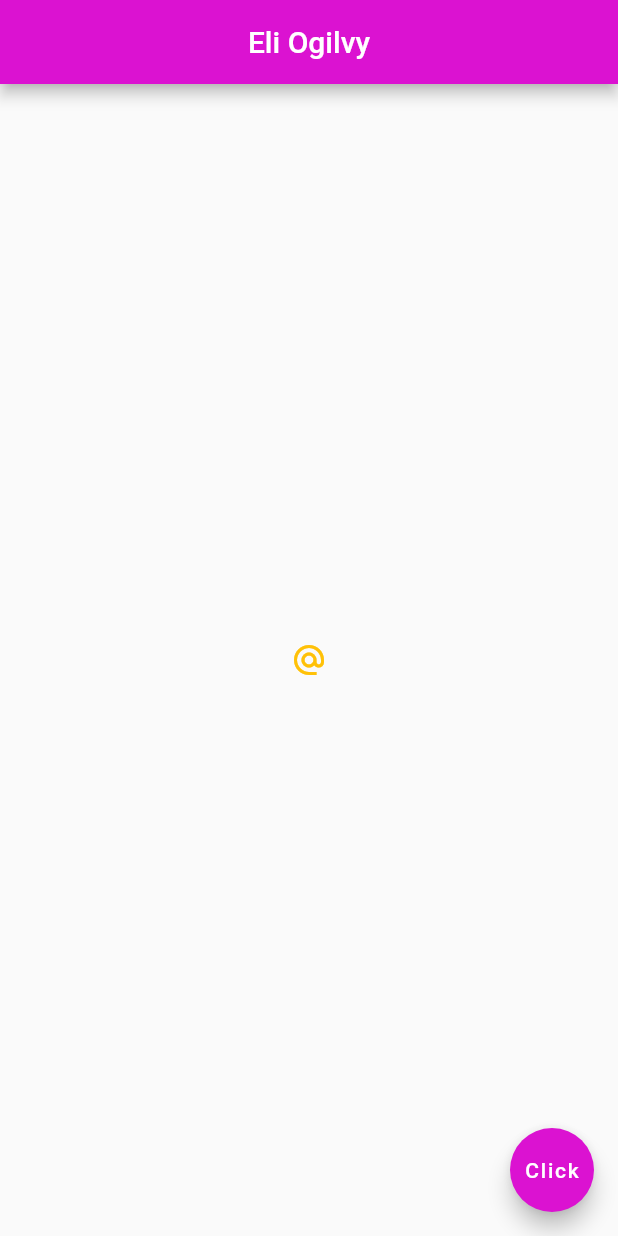
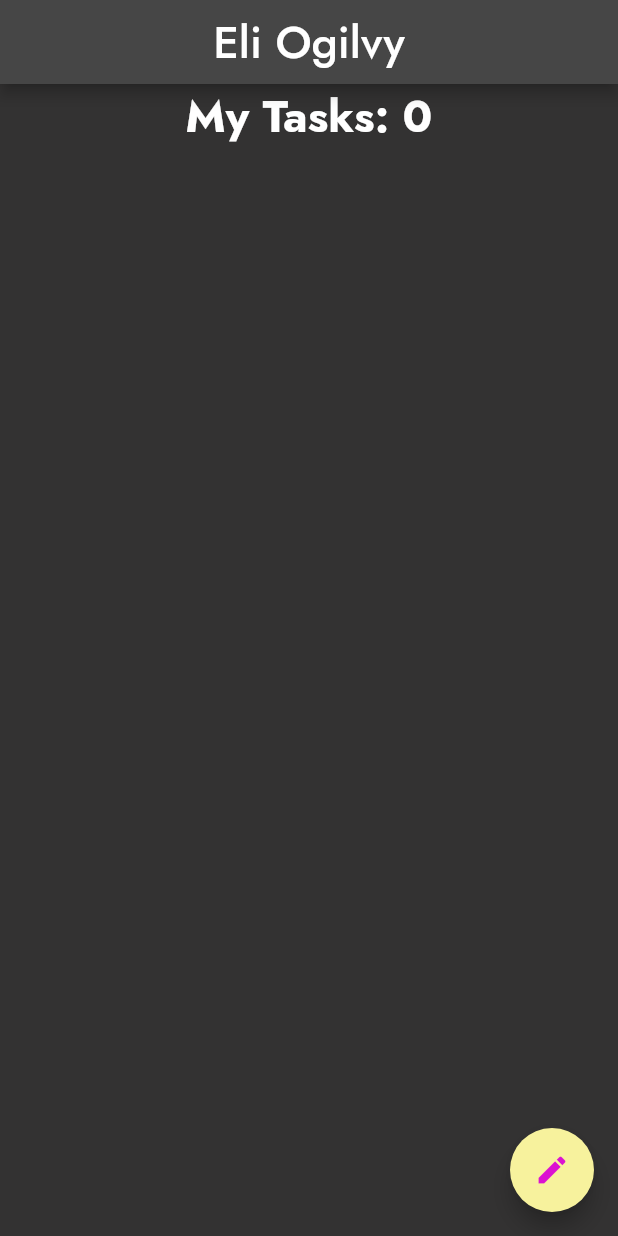
Before and after one commit to eliogilvy/mobile_dev_hw, a Flutter app: the screen it shows after launch, on a phone screen of 412 x 824 dp. Run offline on Flutter 3.47's test engine with Material 2 defaults, Android fonts, the phone set to English and light mode, and no system bars.

Commit message:
Learning some more....

```diff
--- a/flutter_application_1/lib/main.dart
+++ b/flutter_application_1/lib/main.dart
@@ -1,33 +1,11 @@
 import 'package:flutter/material.dart';
+import './widgets/taskForm.dart';
+import './widgets/myTasks.dart';
+import 'pages/home.dart';
 
-void main() => runApp(Home());
-
-class Home extends StatelessWidget {
-  const Home({super.key});
-
-  @override
-  Widget build(BuildContext context) {
-    return MaterialApp(
-      home: Scaffold(
-        appBar: AppBar(
-          title: Text("Eli Ogilvy"),
-          centerTitle: true,
-          backgroundColor: Color.fromARGB(255, 219, 18, 209),
-        ),
-        body: Center(
-          child: IconButton(
-              onPressed: () {
-                print("clicked");
-              },
-              icon: Icon(Icons.alternate_email),
-              color: Colors.amber),
-        ),
-        floatingActionButton: FloatingActionButton(
-          onPressed: null,
-          backgroundColor: Color.fromARGB(255, 219, 18, 209),
-          child: Text("Click"),
-        ),
-      ),
-    );
-  }
-}
+void main() => runApp(MaterialApp(
+      home: Home(),
+      routes: {
+        '/newTask': (context) => TaskForm(),
+      },
+    ));
--- /dev/null
+++ b/flutter_application_1/lib/pages/home.dart
@@ -0,0 +1,35 @@
+import 'package:flutter/material.dart';
+import '../widgets/myTasks.dart';
+import '../styles/styles.dart';
+
+class Home extends StatefulWidget {
+  const Home({super.key});
+
+  @override
+  State<Home> createState() => _HomeState();
+}
+
+class _HomeState extends State<Home> {
+  int _counter = 0;
+
+  @override
+  Widget build(BuildContext context) {
+    return Scaffold(
+      backgroundColor: Styles.myBackground(),
+      appBar: Styles.myAppBar("Eli Ogilvy"),
+      body: MyTasks(
+        counter: _counter,
+      ),
+      floatingActionButton: FloatingActionButton(
+        onPressed: () {
+          Navigator.pushNamed(context, '/newTask');
+        },
+        backgroundColor: Color.fromARGB(255, 247, 242, 157),
+        child: Icon(
+          Icons.create,
+          color: Color.fromARGB(255, 219, 18, 209),
+        ),
+      ),
+    );
+  }
+}
--- /dev/null
+++ b/flutter_application_1/lib/styles/styles.dart
@@ -0,0 +1,41 @@
+import 'package:flutter/material.dart';
+
+class Styles {
+  static TextStyle titleStyle() {
+    return TextStyle(
+      fontSize: 30.0,
+      fontFamily: 'Jost',
+      color: Colors.white,
+    );
+  }
+
+  static TextStyle formStyle() {
+    return TextStyle(
+      fontSize: 15.0,
+      fontFamily: 'Jost',
+      color: Colors.white,
+    );
+  }
+
+  static AppBar myAppBar(String text) {
+    return AppBar(
+      title: Text(
+        text,
+        style: titleStyle(),
+      ),
+      centerTitle: true,
+      backgroundColor: Color.fromARGB(255, 70, 70, 70),
+    );
+  }
+
+  static Color myBackground() {
+    return Color.fromARGB(255, 51, 50, 50);
+  }
+
+  static InputDecoration myFormStyle(String text) {
+    return InputDecoration(
+      labelText: text,
+      labelStyle: formStyle(),
+    );
+  }
+}
--- /dev/null
+++ b/flutter_application_1/lib/widgets/myTasks.dart
@@ -0,0 +1,27 @@
+import 'package:flutter/material.dart';
+
+class MyTasks extends StatefulWidget {
+  final int counter;
+  const MyTasks({required this.counter});
+
+  @override
+  State<MyTasks> createState() => _MyTasksState();
+}
+
+class _MyTasksState extends State<MyTasks> {
+  @override
+  Widget build(BuildContext context) {
+    return Align(
+      alignment: Alignment.topCenter,
+      child: Text(
+        "My Tasks: ${widget.counter}",
+        style: TextStyle(
+          color: Colors.white,
+          fontWeight: FontWeight.bold,
+          fontSize: 30.0,
+          fontFamily: "Jost",
+        ),
+      ),
+    );
+  }
+}
```
Also changed, not shown: flutter_application_1/lib/widgets/taskForm.dart (added, +105 -0 lines).
